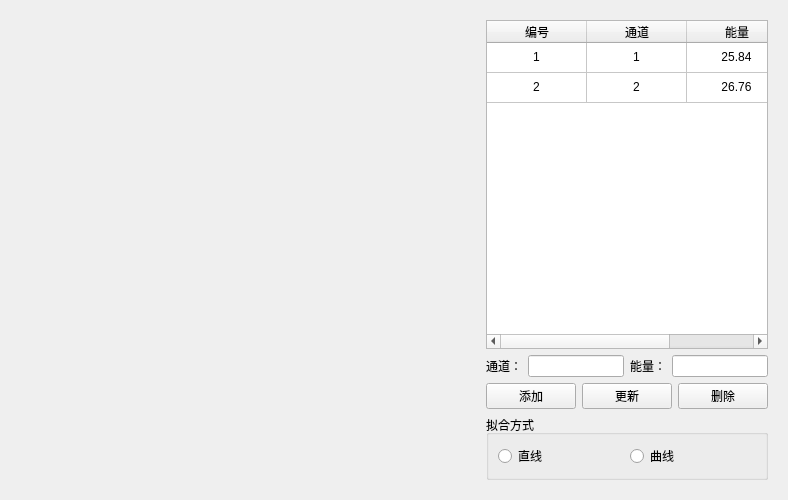
First picture: the form in energycalibrationform.ui, repository MrXiaomao/Cu_Activation, before the edit.
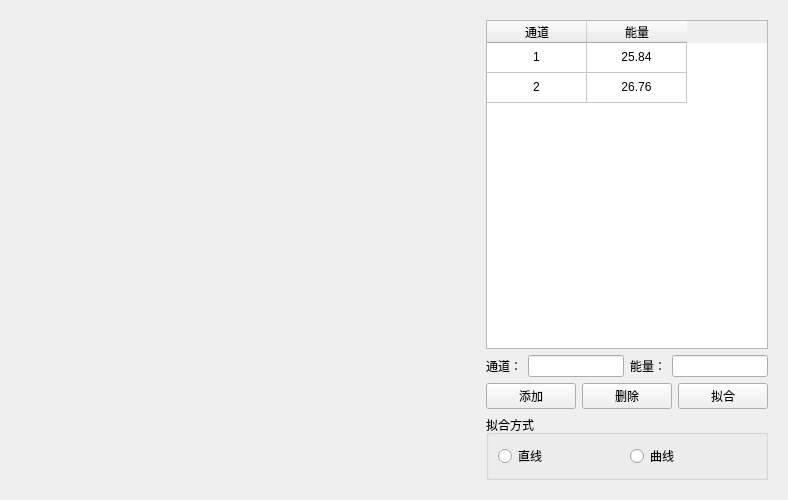
Second picture: the form after the edit.

Patch:
```diff
--- a/energycalibrationform.ui
+++ b/energycalibrationform.ui
@@ -89,11 +89,6 @@
           <string>2</string>
          </property>
         </row>
-        <column>
-         <property name="text">
-          <string>编号</string>
-         </property>
-        </column>
         <column>
          <property name="text">
           <string>通道</string>
@@ -114,14 +109,6 @@
         </item>
         <item row="0" column="1">
          <property name="text">
-          <string>1</string>
-         </property>
-         <property name="textAlignment">
-          <set>AlignCenter</set>
-         </property>
-        </item>
-        <item row="0" column="2">
-         <property name="text">
           <string>25.84</string>
          </property>
          <property name="textAlignment">
@@ -138,14 +125,6 @@
         </item>
         <item row="1" column="1">
          <property name="text">
-          <string>2</string>
-         </property>
-         <property name="textAlignment">
-          <set>AlignCenter</set>
-         </property>
-        </item>
-        <item row="1" column="2">
-         <property name="text">
           <string>26.76</string>
          </property>
          <property name="textAlignment">
@@ -194,19 +173,19 @@
          </widget>
         </item>
         <item>
-         <widget class="QPushButton" name="pushButton_2">
-          <property name="text">
-           <string>更新</string>
-          </property>
-         </widget>
-        </item>
-        <item>
-         <widget class="QPushButton" name="pushButton_3">
+         <widget class="QPushButton" name="pushButton_del">
           <property name="text">
            <string>删除</string>
           </property>
          </widget>
         </item>
+        <item>
+         <widget class="QPushButton" name="pushButton_2">
+          <property name="text">
+           <string>拟合</string>
+          </property>
+         </widget>
+        </item>
        </layout>
       </item>
       <item>
```
Left out of the diff: 2 changed lines with no effect on the pictures.
